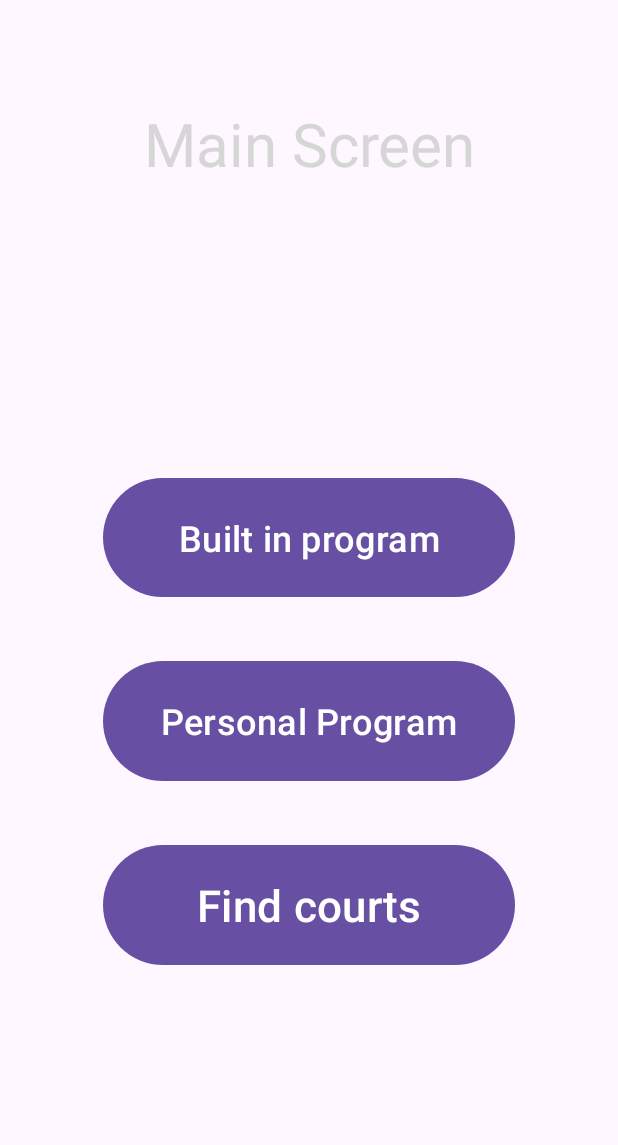
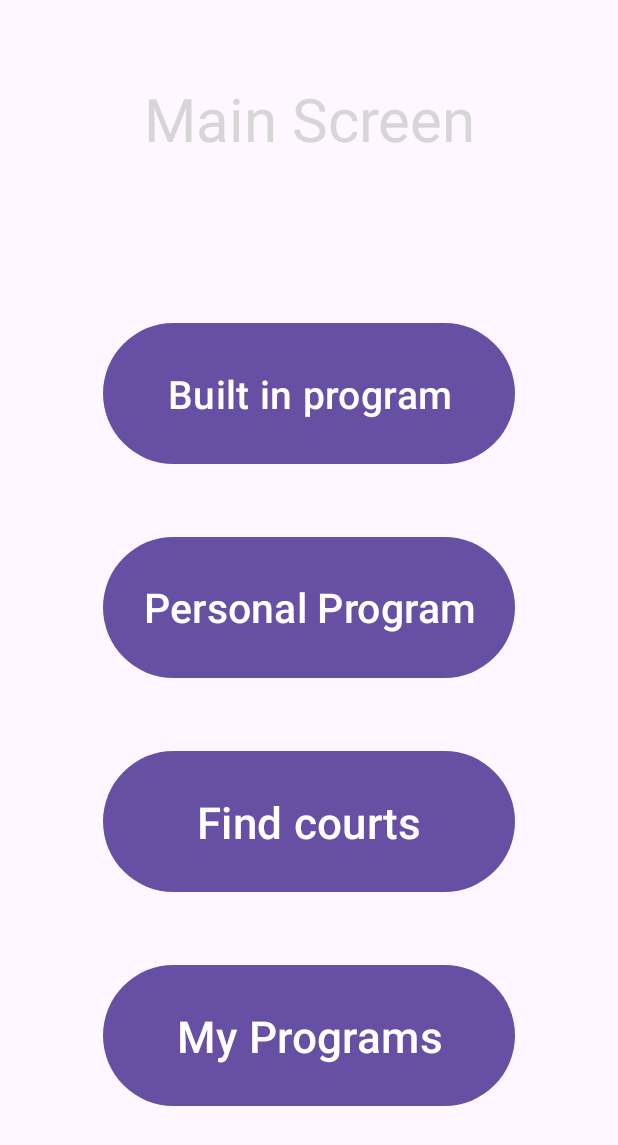
Before and after one commit to za6200/CourtMaster, an Android app: the MainScreen screen opened directly, with no data from a screen before it, on a phone screen of 412 x 824 dp. Shown: the top 1145 px of the screen. Run offline under Robolectric (Android 15) with nearby library versions, the phone set to English and light mode, and no system bars.

Commit message:
added user's programs button

```diff
--- a/app/src/main/AndroidManifest.xml
+++ b/app/src/main/AndroidManifest.xml
@@ -17,6 +17,9 @@
         android:supportsRtl="true"
         android:theme="@style/Theme.CourtMaster"
         tools:targetApi="32">
+        <activity
+            android:name=".My_Programs"
+            android:exported="false" />
         <activity
             android:name=".Personal_Program"
             android:exported="false" />
--- a/app/src/main/java/com/example/courtmaster/Built_In_Programs.java
+++ b/app/src/main/java/com/example/courtmaster/Built_In_Programs.java
@@ -92,7 +92,6 @@ public class Built_In_Programs extends AppCompatActivity implements AdapterView.
                 .setCancelable(false)
                 .setPositiveButton("OK", new DialogInterface.OnClickListener() {
                     public void onClick(DialogInterface dialog, int id) {
-                        // You can add additional actions if needed
                     }
                 });
         AlertDialog alert = builder.create();
--- a/app/src/main/java/com/example/courtmaster/MainScreen.java
+++ b/app/src/main/java/com/example/courtmaster/MainScreen.java
@@ -33,4 +33,9 @@ public class MainScreen extends AppCompatActivity {
         Intent PersonalTraining = new Intent(MainScreen.this, Personal_Program.class);
         startActivity(PersonalTraining);
     }
+
+    public void Programs(View view) {
+        Intent MyPrograms = new Intent(MainScreen.this, My_Programs.class);
+        startActivity(MyPrograms);
+    }
 }
--- a/app/src/main/java/com/example/courtmaster/Registration.java
+++ b/app/src/main/java/com/example/courtmaster/Registration.java
@@ -210,7 +210,6 @@ public class Registration extends AppCompatActivity {
                 .setCancelable(false)
                 .setPositiveButton("OK", new DialogInterface.OnClickListener() {
                     public void onClick(DialogInterface dialog, int id) {
-                        // You can add additional actions if needed
                     }
                 });
         AlertDialog alert = builder.create();
--- a/app/src/main/java/com/example/courtmaster/Show_Program.java
+++ b/app/src/main/java/com/example/courtmaster/Show_Program.java
@@ -48,6 +48,12 @@ public class Show_Program extends AppCompatActivity {
             youTubePlayerView.addYouTubePlayerListener(new AbstractYouTubePlayerListener() {
                 @Override
                 public void onReady(@NonNull YouTubePlayer youTubePlayer) {
+                    if(trainingProgram.getProgram().get(position).getUrl().isEmpty() && error < 1)
+                    {
+                        normalShowAlertDialog("Invalid video ID for this exercise.");
+                        youTubePlayerView.setVisibility(View.INVISIBLE);
+                        error++;
+                    }
                     activeYouTubePlayer = youTubePlayer; // Save the YouTubePlayer instance
                     loadCurrentVideo(); // Load the first video
                 }
--- a/app/src/main/java/com/example/courtmaster/Sign_Places.java
+++ b/app/src/main/java/com/example/courtmaster/Sign_Places.java
@@ -92,6 +92,7 @@ public class Sign_Places extends AppCompatActivity implements OnMapReadyCallback
                     1);
         } else {
             getLocation();
+            Retrivieving_Location.dismiss();
         }
     }
 
@@ -103,8 +104,6 @@ public class Sign_Places extends AppCompatActivity implements OnMapReadyCallback
                 || ActivityCompat.checkSelfPermission(this, Manifest.permission.ACCESS_COARSE_LOCATION) == PackageManager.PERMISSION_GRANTED) {
             mMap.setMyLocationEnabled(true);
         }
-
-        // Center the map on the current location
         if (latitude != 0.0 && longitude != 0.0) {
             LatLng currentLocation = new LatLng(latitude, longitude);
             mMap.moveCamera(CameraUpdateFactory.newLatLngZoom(currentLocation, 14f));
@@ -312,7 +311,6 @@ public class Sign_Places extends AppCompatActivity implements OnMapReadyCallback
                 .setCancelable(false)
                 .setPositiveButton("OK", new DialogInterface.OnClickListener() {
                     public void onClick(DialogInterface dialog, int id) {
-                        // You can add additional actions if needed
                     }
                 });
         AlertDialog alert = builder.create();
--- a/app/src/main/res/layout/activity_main_screen.xml
+++ b/app/src/main/res/layout/activity_main_screen.xml
@@ -22,7 +22,7 @@
         <Space
             android:layout_width="match_parent"
             android:layout_height="0dp"
-            android:layout_weight="0.3" />
+            android:layout_weight="0.14" />
 
         <TextView
             android:id="@+id/textView"
@@ -38,7 +38,7 @@
         <Space
             android:layout_width="match_parent"
             android:layout_height="0dp"
-            android:layout_weight="1" />
+            android:layout_weight="0.4" />
 
         <Button
             android:id="@+id/trainBt"
@@ -47,7 +47,7 @@
             android:layout_weight="0.5"
             android:onClick="train"
             android:text="Built in program"
-            android:textSize="24sp" />
+            android:textSize="26sp" />
 
         <Space
             android:layout_width="match_parent"
@@ -61,7 +61,7 @@
             android:layout_weight="0.5"
             android:onClick="Personal_Program"
             android:text="Personal Program"
-            android:textSize="24sp" />
+            android:textSize="27sp" />
 
         <Space
             android:layout_width="match_parent"
@@ -80,7 +80,21 @@
         <Space
             android:layout_width="match_parent"
             android:layout_height="0dp"
-            android:layout_weight="1" />
+            android:layout_weight="0.2" />
+
+        <Button
+            android:id="@+id/button"
+            android:layout_width="match_parent"
+            android:layout_height="0dp"
+            android:layout_weight="0.5"
+            android:onClick="Programs"
+            android:text="My Programs"
+            android:textSize="29sp" />
+
+        <Space
+            android:layout_width="match_parent"
+            android:layout_height="0dp"
+            android:layout_weight="0.4" />
     </LinearLayout>
 
     <Space
```
Also changed, not shown: app/src/main/java/com/example/courtmaster/My_Programs.java (added, +110 -0 lines), app/src/main/java/com/example/courtmaster/Personal_Program.java (+5 -6 lines), app/src/main/java/com/example/courtmaster/loadUser.java (added, +70 -0 lines), app/src/main/res/layout/activity_my_programs.xml (added, +67 -0 lines).
